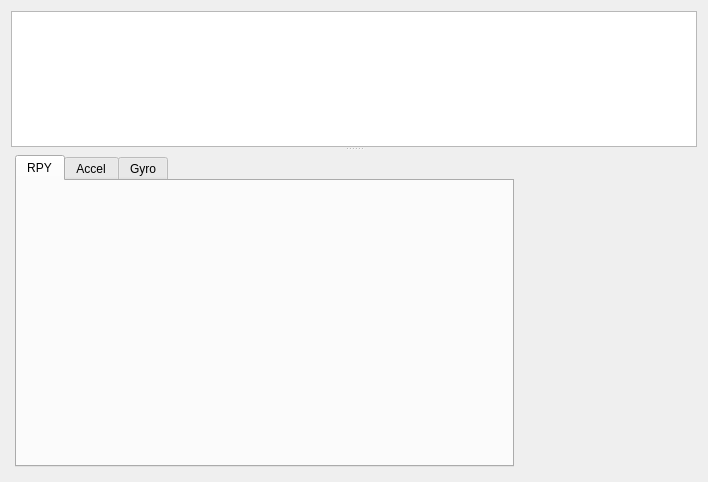
The window that pages/pageappimu.ui (Jfriesen222/vesc_tool) describes before a commit, drawn with Qt 5.
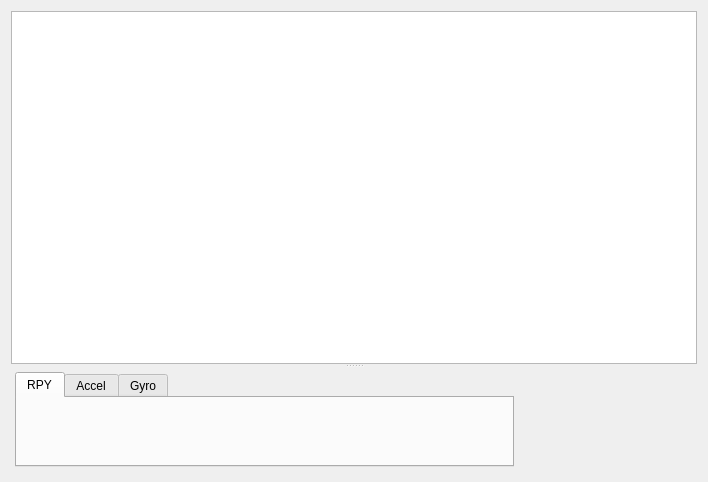
The same window after the commit. Custom widgets are drawn as their Qt base class.

Patch:
```diff
--- a/pages/pageappimu.ui
+++ b/pages/pageappimu.ui
@@ -21,12 +21,6 @@
      </property>
      <widget class="ParamTable" name="tableWidget"/>
      <widget class="QWidget" name="layoutWidget">
-      <property name="minimumSize">
-       <size>
-        <width>0</width>
-        <height>320</height>
-       </size>
-      </property>
       <layout class="QHBoxLayout" name="horizontalLayout" stretch="3,1">
        <property name="spacing">
         <number>10</number>
```
